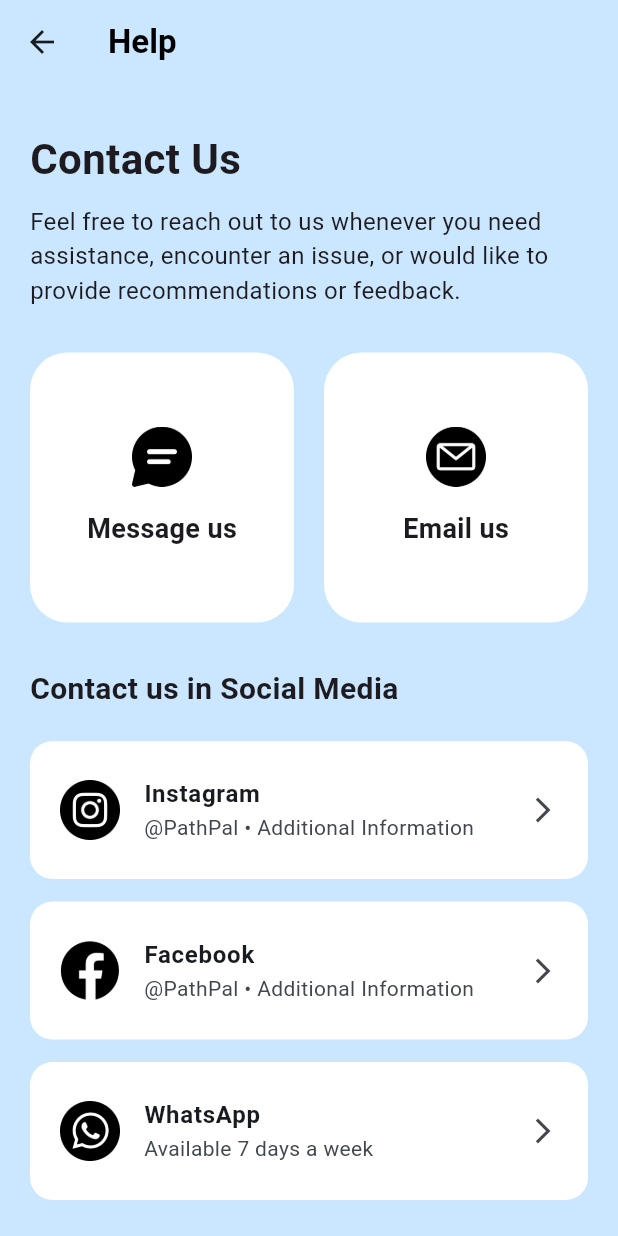
After one commit to Ritvik-Bansal/PathPal, a Flutter app: the ContactUsScreen screen opened directly, on a phone screen of 412 x 824 dp. The commit adds this screen. Run offline on Flutter 3.47's test engine with Material 3 defaults, Android fonts, the phone set to English and light mode, and no system bars; our stand-ins replace cloud_firestore, country_picker, firebase_auth, firebase_core; accounts and stored records are empty; network calls fail; project files that could hold a hidden picture were left out.

Commit message:
Contact-Us Page

```diff
--- /dev/null
+++ b/lib/screens/contact_us.dart
@@ -0,0 +1,139 @@
+import 'package:flutter/material.dart';
+import 'package:url_launcher/url_launcher.dart';
+
+//<a href="https://www.flaticon.com/free-icons/instagram-logo" title="instagram logo icons">Instagram logo icons created by Freepik - Flaticon</a>
+//<a href="https://www.flaticon.com/free-icons/message" title="message icons">Message icons created by bqlqn - Flaticon</a>//<a href="https://www.flaticon.com/free-icons/whatsapp" title="whatsapp icons">Whatsapp icons created by Freepik - Flaticon</a>
+//<a href="https://www.flaticon.com/free-icons/facebook" title="facebook icons">Facebook icons created by Ilham Fitrotul Hayat - Flaticon</a>
+//<a href="https://www.flaticon.com/free-icons/email" title="email icons">Email icons created by Uniconlabs - Flaticon</a>
+//<a href="https://www.flaticon.com/free-icons/whatsapp" title="whatsapp icons">Whatsapp icons created by Freepik - Flaticon</a>
+
+const Color customBlue = Color.fromARGB(255, 203, 231, 255);
+
+class ContactUsScreen extends StatelessWidget {
+  @override
+  Widget build(BuildContext context) {
+    return Scaffold(
+      backgroundColor: customBlue,
+      appBar: AppBar(
+        title: Text(
+          'Help',
+          style: TextStyle(color: Colors.black, fontWeight: FontWeight.bold),
+        ),
+        backgroundColor: customBlue,
+        elevation: 0,
+      ),
+      body: SingleChildScrollView(
+        child: Padding(
+          padding: EdgeInsets.all(20),
+          child: Column(
+            crossAxisAlignment: CrossAxisAlignment.start,
+            children: [
+              SizedBox(height: 10),
+              Text(
+                'Contact Us',
+                style: TextStyle(fontSize: 28, fontWeight: FontWeight.bold),
+              ),
+              SizedBox(height: 10),
+              Text(
+                "Feel free to reach out to us whenever you need assistance, encounter an issue, or would like to provide recommendations or feedback.",
+                style: TextStyle(fontSize: 16),
+              ),
+              SizedBox(height: 30),
+              Row(
+                children: [
+                  Expanded(
+                      child: _buildContactOption('Message us',
+                          'assets/images/message.png', _launchSMS)),
+                  SizedBox(width: 20),
+                  Expanded(
+                      child: _buildContactOption(
+                          'Email us', 'assets/images/email.png', _launchEmail)),
+                ],
+              ),
+              SizedBox(height: 30),
+              Text(
+                'Contact us in Social Media',
+                style: TextStyle(fontSize: 20, fontWeight: FontWeight.bold),
+              ),
+              SizedBox(height: 20),
+              _buildSocialMediaOption(
+                  'Instagram',
+                  '@PathPal • Additional Information',
+                  'assets/images/instagram.png',
+                  () {}),
+              _buildSocialMediaOption(
+                  'Facebook',
+                  '@PathPal • Additional Information',
+                  'assets/images/facebook.png',
+                  () {}),
+              _buildSocialMediaOption('WhatsApp', 'Available 7 days a week',
+                  'assets/images/whatsapp.png', () {}),
+            ],
+          ),
+        ),
+      ),
+    );
+  }
+
+  Widget _buildContactOption(
+      String title, String imagePath, VoidCallback onTap) {
+    return GestureDetector(
+      onTap: onTap,
+      child: Container(
+        height: 180, // Fixed height for uniformity
+        padding: EdgeInsets.all(20),
+        decoration: BoxDecoration(
+          color: Colors.white,
+          borderRadius: BorderRadius.circular(25), // More rounded corners
+        ),
+        child: Column(
+          mainAxisAlignment: MainAxisAlignment.center,
+          children: [
+            Image.asset(imagePath, width: 40, height: 40),
+            SizedBox(height: 15),
+            Text(title,
+                style: TextStyle(fontSize: 18, fontWeight: FontWeight.bold)),
+          ],
+        ),
+      ),
+    );
+  }
+
+  Widget _buildSocialMediaOption(
+      String title, String subtitle, String imagePath, VoidCallback onTap) {
+    return Container(
+      margin: EdgeInsets.only(bottom: 15),
+      decoration: BoxDecoration(
+        color: Colors.white,
+        borderRadius: BorderRadius.circular(15),
+      ),
+      child: ListTile(
+        contentPadding: EdgeInsets.symmetric(horizontal: 20, vertical: 10),
+        leading: Image.asset(imagePath, width: 40, height: 40),
+        title: Text(title, style: TextStyle(fontWeight: FontWeight.bold)),
+        subtitle: Text(subtitle),
+        trailing: Icon(Icons.arrow_forward_ios, size: 20),
+        onTap: onTap,
+      ),
+    );
+  }
+
+  Future<void> _launchSMS() async {
+    final Uri smsLaunchUri = Uri(scheme: 'sms', path: '4259849360');
+    if (await canLaunchUrl(smsLaunchUri)) {
+      await launchUrl(smsLaunchUri);
+    } else {
+      throw 'Could not launch SMS';
+    }
+  }
+
+  Future<void> _launchEmail() async {
+    final Uri emailLaunchUri =
+        Uri(scheme: 'mailto', path: 'ritvikbansal08@gmail.com');
+    if (await canLaunchUrl(emailLaunchUri)) {
+      await launchUrl(emailLaunchUri);
+    } else {
+      throw 'Could not launch email';
+    }
+  }
+}
```
Also changed, not shown: lib/screens/auth.dart (+23 -4 lines), lib/screens/personal_info.dart (+15 -0 lines), lib/screens/tabs.dart (+22 -15 lines), lib/widgets/auth_form.dart (+21 -5 lines), pubspec.yaml (+6 -1 lines), assets/images/email.png (added), assets/images/facebook.png (added), assets/images/instagram.png (added), assets/images/message.png (added), assets/images/whatsapp.png (added), pubspec.lock, 1 other file.
